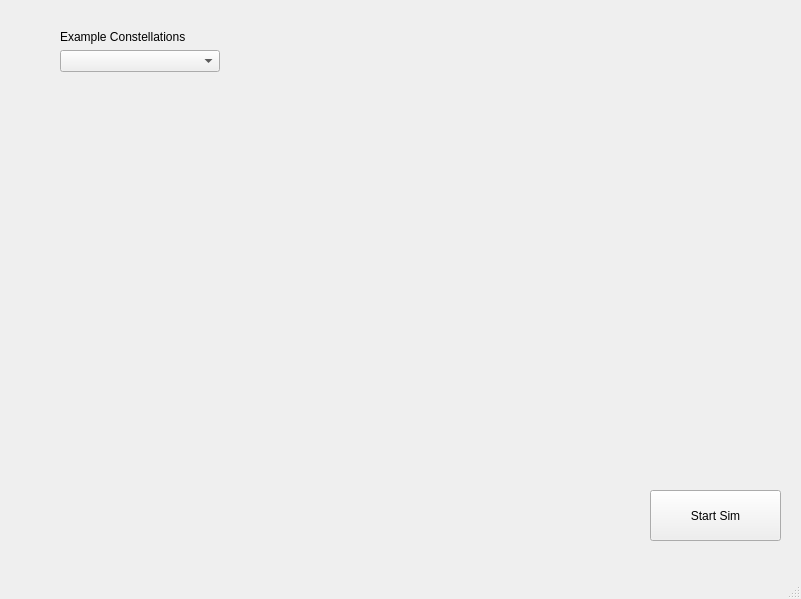
The window that orbit_sim.ui (DerkNiessink/orbit_sim) describes before a commit, drawn with Qt 5.
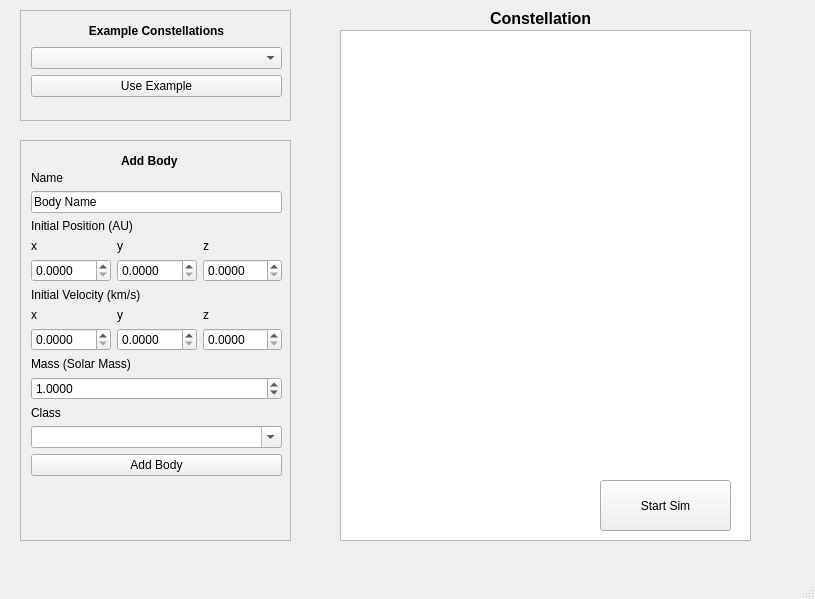
The same window after the commit.

The edit to the form file:
```diff
--- a/orbit_sim.ui
+++ b/orbit_sim.ui
@@ -6,7 +6,7 @@
    <rect>
     <x>0</x>
     <y>0</y>
-    <width>801</width>
+    <width>815</width>
     <height>599</height>
    </rect>
   </property>
@@ -17,8 +17,8 @@
    <widget class="QPushButton" name="start_PushButton">
     <property name="geometry">
      <rect>
-      <x>650</x>
-      <y>490</y>
+      <x>600</x>
+      <y>480</y>
       <width>131</width>
       <height>51</height>
      </rect>
@@ -27,51 +27,422 @@
      <string>Start Sim</string>
     </property>
    </widget>
-   <widget class="QWidget" name="verticalLayoutWidget_2">
+   <widget class="QScrollArea" name="scrollArea">
     <property name="geometry">
      <rect>
-      <x>60</x>
+      <x>20</x>
+      <y>140</y>
+      <width>271</width>
+      <height>401</height>
+     </rect>
+    </property>
+    <property name="widgetResizable">
+     <bool>true</bool>
+    </property>
+    <widget class="QWidget" name="scrollAreaWidgetContents_3">
+     <property name="geometry">
+      <rect>
+       <x>0</x>
+       <y>0</y>
+       <width>269</width>
+       <height>399</height>
+      </rect>
+     </property>
+     <widget class="QWidget" name="verticalLayoutWidget_3">
+      <property name="geometry">
+       <rect>
+        <x>10</x>
+        <y>30</y>
+        <width>251</width>
+        <height>405</height>
+       </rect>
+      </property>
+      <layout class="QVBoxLayout" name="verticalLayout_2">
+       <item>
+        <widget class="QLabel" name="label">
+         <property name="text">
+          <string>Name</string>
+         </property>
+        </widget>
+       </item>
+       <item>
+        <widget class="QLineEdit" name="name_LineEdit">
+         <property name="inputMask">
+          <string/>
+         </property>
+         <property name="text">
+          <string>Body Name</string>
+         </property>
+        </widget>
+       </item>
+       <item>
+        <widget class="QLabel" name="label_3">
+         <property name="text">
+          <string>Initial Position (AU)</string>
+         </property>
+        </widget>
+       </item>
+       <item>
+        <layout class="QHBoxLayout" name="horizontalLayout_2">
+         <item>
+          <layout class="QVBoxLayout" name="verticalLayout">
+           <item>
+            <widget class="QLabel" name="label_4">
+             <property name="text">
+              <string>x </string>
+             </property>
+            </widget>
+           </item>
+           <item>
+            <widget class="QDoubleSpinBox" name="x_DoubleSpinBox">
+             <property name="decimals">
+              <number>4</number>
+             </property>
+             <property name="maximum">
+              <double>999998.000000000000000</double>
+             </property>
+             <property name="singleStep">
+              <double>0.100000000000000</double>
+             </property>
+            </widget>
+           </item>
+          </layout>
+         </item>
+         <item>
+          <layout class="QVBoxLayout" name="verticalLayout_4">
+           <item>
+            <widget class="QLabel" name="label_5">
+             <property name="text">
+              <string>y</string>
+             </property>
+            </widget>
+           </item>
+           <item>
+            <widget class="QDoubleSpinBox" name="y_DoubleSpinBox">
+             <property name="decimals">
+              <number>4</number>
+             </property>
+             <property name="maximum">
+              <double>9999999.000000000000000</double>
+             </property>
+             <property name="singleStep">
+              <double>0.100000000000000</double>
+             </property>
+            </widget>
+           </item>
+          </layout>
+         </item>
+         <item>
+          <layout class="QVBoxLayout" name="verticalLayout_3">
+           <item>
+            <widget class="QLabel" name="label_6">
+             <property name="text">
+              <string>z</string>
+             </property>
+            </widget>
+           </item>
+           <item>
+            <widget class="QDoubleSpinBox" name="z_DoubleSpinBox">
+             <property name="decimals">
+              <number>4</number>
+             </property>
+             <property name="maximum">
+              <double>999999.000000000000000</double>
+             </property>
+             <property name="singleStep">
+              <double>0.100000000000000</double>
+             </property>
+            </widget>
+           </item>
+          </layout>
+         </item>
+        </layout>
+       </item>
+       <item>
+        <widget class="QLabel" name="label_10">
+         <property name="text">
+          <string>Initial Velocity (km/s)</string>
+         </property>
+        </widget>
+       </item>
+       <item>
+        <layout class="QHBoxLayout" name="horizontalLayout_3">
+         <item>
+          <layout class="QVBoxLayout" name="verticalLayout_5">
+           <item>
+            <widget class="QLabel" name="label_7">
+             <property name="text">
+              <string>x </string>
+             </property>
+            </widget>
+           </item>
+           <item>
+            <widget class="QDoubleSpinBox" name="xv_DoubleSpinBox">
+             <property name="decimals">
+              <number>4</number>
+             </property>
+             <property name="maximum">
+              <double>999999.000000000000000</double>
+             </property>
+             <property name="singleStep">
+              <double>0.100000000000000</double>
+             </property>
+            </widget>
+           </item>
+          </layout>
+         </item>
+         <item>
+          <layout class="QVBoxLayout" name="verticalLayout_6">
+           <item>
+            <widget class="QLabel" name="label_8">
+             <property name="text">
+              <string>y</string>
+             </property>
+            </widget>
+           </item>
+           <item>
+            <widget class="QDoubleSpinBox" name="yv_DoubleSpinBox">
+             <property name="decimals">
+              <number>4</number>
+             </property>
+             <property name="maximum">
+              <double>9999999.000000000000000</double>
+             </property>
+             <property name="singleStep">
+              <double>0.100000000000000</double>
+             </property>
+            </widget>
+           </item>
+          </layout>
+         </item>
+         <item>
+          <layout class="QVBoxLayout" name="verticalLayout_7">
+           <item>
+            <widget class="QLabel" name="label_9">
+             <property name="text">
+              <string>z</string>
+             </property>
+            </widget>
+           </item>
+           <item>
+            <widget class="QDoubleSpinBox" name="zv_DoubleSpinBox">
+             <property name="decimals">
+              <number>4</number>
+             </property>
+             <property name="maximum">
+              <double>999999.000000000000000</double>
+             </property>
+             <property name="singleStep">
+              <double>0.100000000000000</double>
+             </property>
+            </widget>
+           </item>
+          </layout>
+         </item>
+        </layout>
+       </item>
+       <item>
+        <widget class="QLabel" name="label_11">
+         <property name="text">
+          <string>Mass (Solar Mass)</string>
+         </property>
+        </widget>
+       </item>
+       <item>
+        <widget class="QDoubleSpinBox" name="mass_DoubleSpinBox">
+         <property name="decimals">
+          <number>4</number>
+         </property>
+         <property name="maximum">
+          <double>9999999.000000000000000</double>
+         </property>
+         <property name="singleStep">
+          <double>0.001000000000000</double>
+         </property>
+         <property name="value">
+          <double>1.000000000000000</double>
+         </property>
+        </widget>
+       </item>
+       <item>
+        <widget class="QLabel" name="label_12">
+         <property name="text">
+          <string>Class</string>
+         </property>
+        </widget>
+       </item>
+       <item>
+        <widget class="QComboBox" name="image_ComboBox">
+         <property name="editable">
+          <bool>true</bool>
+         </property>
+         <property name="currentText">
+          <string>Gas Giant</string>
+         </property>
+         <property name="currentIndex">
+          <number>-1</number>
+         </property>
+        </widget>
+       </item>
+       <item>
+        <widget class="QPushButton" name="add_PushButton">
+         <property name="text">
+          <string>Add Body</string>
+         </property>
+        </widget>
+       </item>
+       <item>
+        <spacer name="verticalSpacer">
+         <property name="orientation">
+          <enum>Qt::Vertical</enum>
+         </property>
+         <property name="sizeHint" stdset="0">
+          <size>
+           <width>20</width>
+           <height>40</height>
+          </size>
+         </property>
+        </spacer>
+       </item>
+      </layout>
+     </widget>
+     <widget class="QLabel" name="label_2">
+      <property name="geometry">
+       <rect>
+        <x>100</x>
+        <y>10</y>
+        <width>171</width>
+        <height>20</height>
+       </rect>
+      </property>
+      <property name="font">
+       <font>
+        <weight>75</weight>
+        <bold>true</bold>
+       </font>
+      </property>
+      <property name="text">
+       <string>Add Body</string>
+      </property>
+     </widget>
+    </widget>
+   </widget>
+   <widget class="QTextEdit" name="constellation_textEdit">
+    <property name="geometry">
+     <rect>
+      <x>340</x>
       <y>30</y>
-      <width>160</width>
-      <height>80</height>
+      <width>411</width>
+      <height>511</height>
      </rect>
     </property>
-    <layout class="QVBoxLayout" name="verticalLayout_2">
-     <item>
-      <widget class="QLabel" name="label_1">
-       <property name="text">
-        <string>Example Constellations</string>
-       </property>
-      </widget>
-     </item>
-     <item>
-      <widget class="QComboBox" name="constellation_ComboBox">
-       <property name="editable">
-        <bool>false</bool>
-       </property>
-       <property name="currentText">
-        <string/>
-       </property>
-       <property name="currentIndex">
-        <number>-1</number>
-       </property>
-      </widget>
-     </item>
-     <item>
-      <spacer name="verticalSpacer_1">
-       <property name="orientation">
-        <enum>Qt::Vertical</enum>
-       </property>
-       <property name="sizeHint" stdset="0">
-        <size>
-         <width>20</width>
-         <height>40</height>
-        </size>
-       </property>
-      </spacer>
-     </item>
-    </layout>
+    <property name="html">
+     <string>&lt;!DOCTYPE HTML PUBLIC &quot;-//W3C//DTD HTML 4.0//EN&quot; &quot;http://www.w3.org/TR/REC-html40/strict.dtd&quot;&gt;
+&lt;html&gt;&lt;head&gt;&lt;meta name=&quot;qrichtext&quot; content=&quot;1&quot; /&gt;&lt;style type=&quot;text/css&quot;&gt;
+p, li { white-space: pre-wrap; }
+&lt;/style&gt;&lt;/head&gt;&lt;body style=&quot; font-family:'MS Shell Dlg 2'; font-size:9.75pt; font-weight:400; font-style:normal;&quot;&gt;
+&lt;p align=&quot;center&quot; style=&quot;-qt-paragraph-type:empty; margin-top:0px; margin-bottom:0px; margin-left:0px; margin-right:0px; -qt-block-indent:0; text-indent:0px;&quot;&gt;&lt;br /&gt;&lt;/p&gt;&lt;/body&gt;&lt;/html&gt;</string>
+    </property>
    </widget>
+   <widget class="QScrollArea" name="scrollArea_2">
+    <property name="geometry">
+     <rect>
+      <x>20</x>
+      <y>10</y>
+      <width>271</width>
+      <height>111</height>
+     </rect>
+    </property>
+    <property name="widgetResizable">
+     <bool>true</bool>
+    </property>
+    <widget class="QWidget" name="scrollAreaWidgetContents_4">
+     <property name="geometry">
+      <rect>
+       <x>0</x>
+       <y>0</y>
+       <width>269</width>
+       <height>109</height>
+      </rect>
+     </property>
+     <widget class="QWidget" name="verticalLayoutWidget_2">
+      <property name="geometry">
+       <rect>
+        <x>10</x>
+        <y>10</y>
+        <width>251</width>
+        <height>76</height>
+       </rect>
+      </property>
+      <layout class="QVBoxLayout" name="verticalLayout_1">
+       <item>
+        <widget class="QLabel" name="label_1">
+         <property name="font">
+          <font>
+           <weight>75</weight>
+           <bold>true</bold>
+          </font>
+         </property>
+         <property name="layoutDirection">
+          <enum>Qt::LeftToRight</enum>
+         </property>
+         <property name="text">
+          <string>Example Constellations</string>
+         </property>
+         <property name="alignment">
+          <set>Qt::AlignCenter</set>
+         </property>
+        </widget>
+       </item>
+       <item>
+        <widget class="QComboBox" name="constellation_ComboBox">
+         <property name="editable">
+          <bool>false</bool>
+         </property>
+         <property name="currentText">
+          <string/>
+         </property>
+         <property name="currentIndex">
+          <number>-1</number>
+         </property>
+        </widget>
+       </item>
+       <item>
+        <widget class="QPushButton" name="example_PushButton">
+         <property name="text">
+          <string>Use Example</string>
+         </property>
+        </widget>
+       </item>
+      </layout>
+     </widget>
+    </widget>
+   </widget>
+   <widget class="QLabel" name="label_13">
+    <property name="geometry">
+     <rect>
+      <x>490</x>
+      <y>10</y>
+      <width>141</width>
+      <height>16</height>
+     </rect>
+    </property>
+    <property name="font">
+     <font>
+      <pointsize>12</pointsize>
+      <weight>75</weight>
+      <bold>true</bold>
+     </font>
+    </property>
+    <property name="text">
+     <string>Constellation</string>
+    </property>
+   </widget>
+   <zorder>scrollArea</zorder>
+   <zorder>constellation_textEdit</zorder>
+   <zorder>start_PushButton</zorder>
+   <zorder>scrollArea_2</zorder>
+   <zorder>label_13</zorder>
   </widget>
   <widget class="QMenuBar" name="menubar">
    <property name="geometry">
```
Left out of the diff: 2 changed lines with no effect on the pictures.
